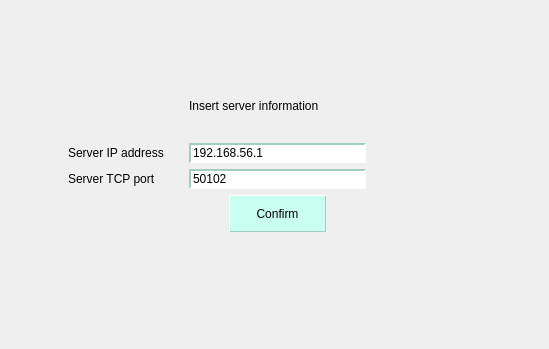
GiuliCler/GIMPteam, file CLIENT/GUI/connection/ui/gui_server.ui: the form before one commit.
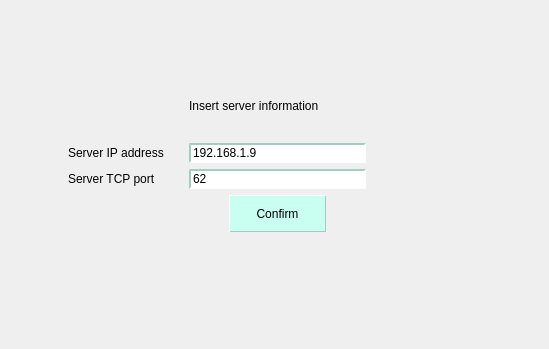
The form after the commit.

Commit message: Removal of forgotten shared doc

Patch:
```diff
--- a/CLIENT/GUI/connection/ui/gui_server.ui
+++ b/CLIENT/GUI/connection/ui/gui_server.ui
@@ -134,7 +134,7 @@
    <item row="3" column="2">
     <widget class="QLineEdit" name="addressLineEdit">
      <property name="text">
-      <string>192.168.56.1</string>
+      <string>192.168.1.9</string>
      </property>
     </widget>
    </item>
@@ -148,7 +148,7 @@
    <item row="4" column="2">
     <widget class="QLineEdit" name="portLineEdit">
      <property name="text">
-      <string>50102</string>
+      <string>62</string>
      </property>
     </widget>
    </item>
```
The commit also changes 1 other file.
